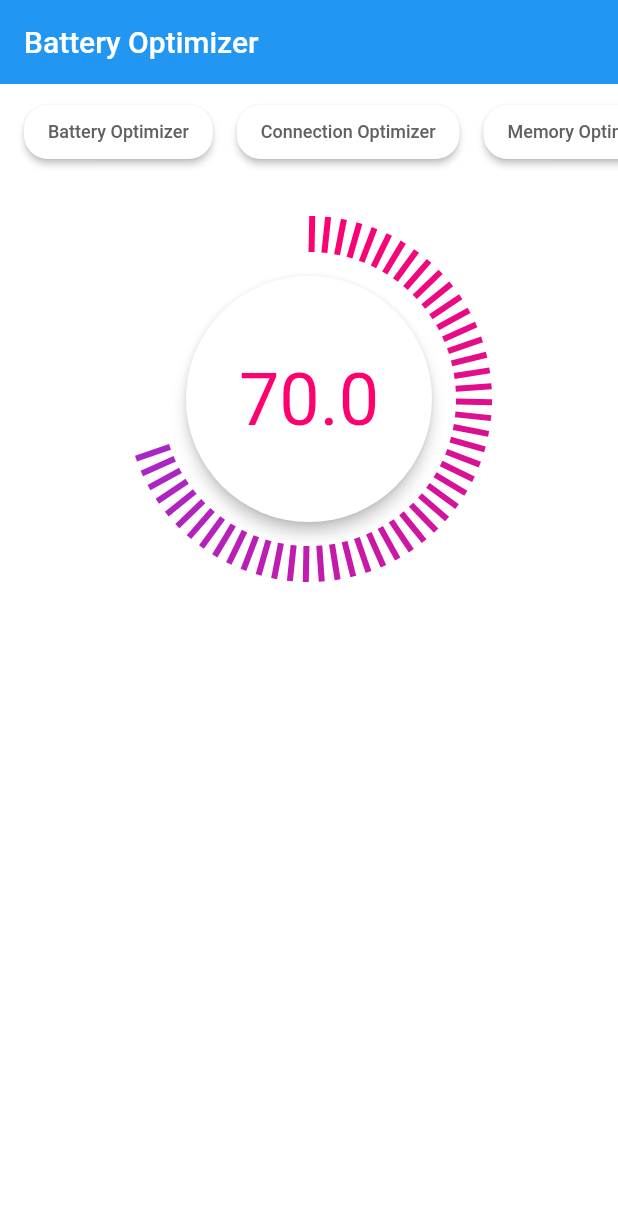
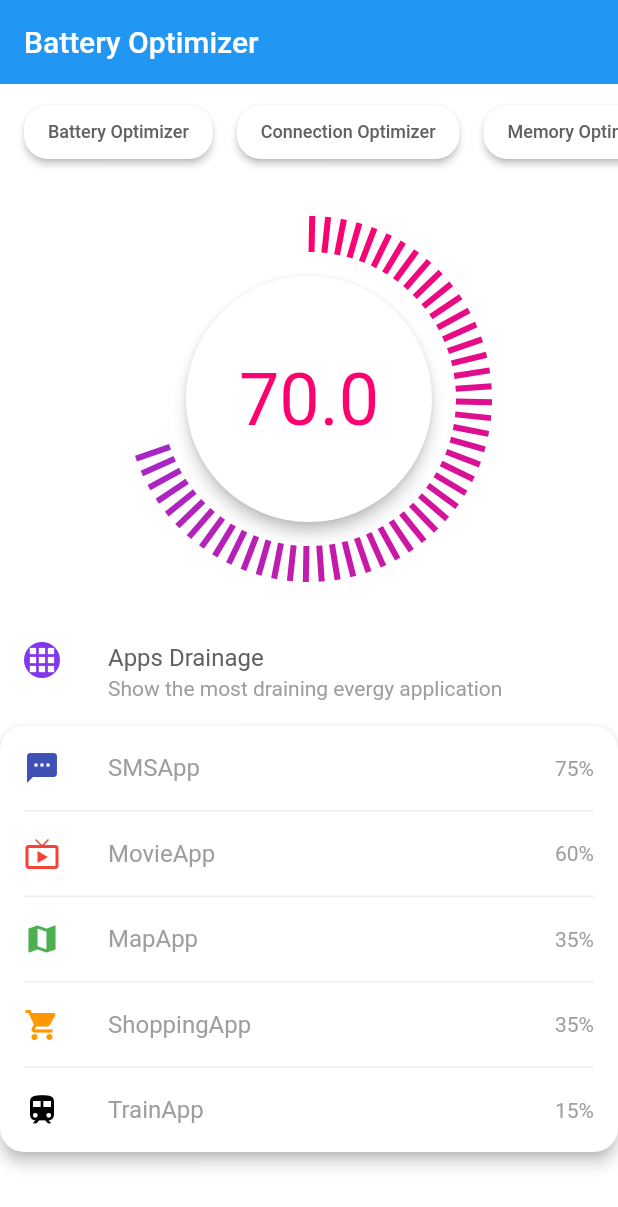
Before and after one commit to tadakun8/flutter_study_ui, a Flutter app: the screen it shows after launch, on a phone screen of 412 x 824 dp. Shown: the top 1207 px of the screen. Run offline on Flutter 3.47's test engine with Material 2 defaults, Android fonts, the phone set to English and light mode, and no system bars; our stand-ins replace flutter_riverpod.

Commit message:
feat: show app drainages list

```diff
--- /dev/null
+++ b/battery_optimizer/lib/app_drainages/app_drainages.dart
@@ -0,0 +1,133 @@
+import 'package:battery_optimizer/const.dart';
+import 'package:flutter/material.dart';
+
+class _HorizontalBorder extends StatelessWidget {
+  const _HorizontalBorder({Key? key}) : super(key: key);
+
+  @override
+  Widget build(BuildContext context) {
+    return Container(
+      height: 1,
+      margin: const EdgeInsets.symmetric(horizontal: 16),
+      color: Colors.grey[200],
+    );
+  }
+}
+
+class _AppColumn extends StatelessWidget {
+  // アプリケーションの名前
+  final String name;
+  // アプリケーションのアイコン
+  final Icon icon;
+  // アプリケーションが使用している電力比率
+  final String percentage;
+
+  const _AppColumn({
+    Key? key,
+    required this.name,
+    required this.icon,
+    required this.percentage,
+  }) : super(key: key);
+
+  @override
+  Widget build(BuildContext context) {
+    return ListTile(
+      leading: icon,
+      title: Text(
+        name,
+        style: const TextStyle(color: kColorText),
+      ),
+      trailing: Text(
+        percentage,
+        style: const TextStyle(color: kColorText),
+      ),
+    );
+  }
+}
+
+class AppsDrainage extends StatelessWidget {
+  const AppsDrainage({Key? key}) : super(key: key);
+
+  @override
+  Widget build(BuildContext context) {
+    return Column(
+      children: [
+        ListTile(
+          // リストの先頭
+          // 多くの場合icon
+          // ClipOval() wedgetをくり抜く　この大きさに沿ってくり抜くので、子が長方形なら楕円形になる
+          leading: ClipOval(
+            child: Container(
+              color: kColorPurple,
+              child: const Icon(
+                Icons.apps,
+                color: Colors.white,
+              ),
+            ),
+          ),
+          title: const Text(
+            'Apps Drainage',
+            style: TextStyle(color: kColorTitle),
+          ),
+          subtitle: const Text(
+            'Show the most draining evergy application',
+            style: TextStyle(color: kColorText),
+          ),
+        ),
+        Material(
+          color: Colors.white,
+          elevation: kElevation,
+          borderRadius: BorderRadius.circular(16),
+          child: Column(
+            children: const [
+              _AppColumn(
+                name: 'SMSApp',
+                icon: Icon(
+                  Icons.sms,
+                  color: Colors.indigo,
+                ),
+                percentage: '75%',
+              ),
+              _HorizontalBorder(),
+              _AppColumn(
+                name: 'MovieApp',
+                icon: Icon(
+                  Icons.live_tv,
+                  color: Colors.red,
+                ),
+                percentage: '60%',
+              ),
+              _HorizontalBorder(),
+              _AppColumn(
+                name: 'MapApp',
+                icon: Icon(
+                  Icons.map,
+                  color: Colors.green,
+                ),
+                percentage: '35%',
+              ),
+              _HorizontalBorder(),
+              _AppColumn(
+                name: 'ShoppingApp',
+                icon: Icon(
+                  Icons.local_grocery_store,
+                  color: Colors.orange,
+                ),
+                percentage: '35%',
+              ),
+              _HorizontalBorder(),
+              _AppColumn(
+                name: 'TrainApp',
+                icon: Icon(
+                  Icons.train,
+                  color: Colors.black,
+                ),
+                percentage: '15%',
+              ),
+            ],
+          ),
+        ),
+      ],
+    );
+  }
+}
--- a/battery_optimizer/lib/main.dart
+++ b/battery_optimizer/lib/main.dart
@@ -1,3 +1,4 @@
+import 'package:battery_optimizer/app_drainages/app_drainages.dart';
 import 'package:battery_optimizer/const.dart';
 import 'package:battery_optimizer/indicator/battery_level_indicator.dart';
 import 'package:battery_optimizer/optimizer/optimizer_buttons.dart';
@@ -44,6 +45,7 @@ class BatteryOptimizerPage extends StatelessWidget {
           children: const [
             OptimizerButtons(),
             BatteryLevelIndicator(),
+            AppsDrainage(),
           ],
         ),
       ),
```
